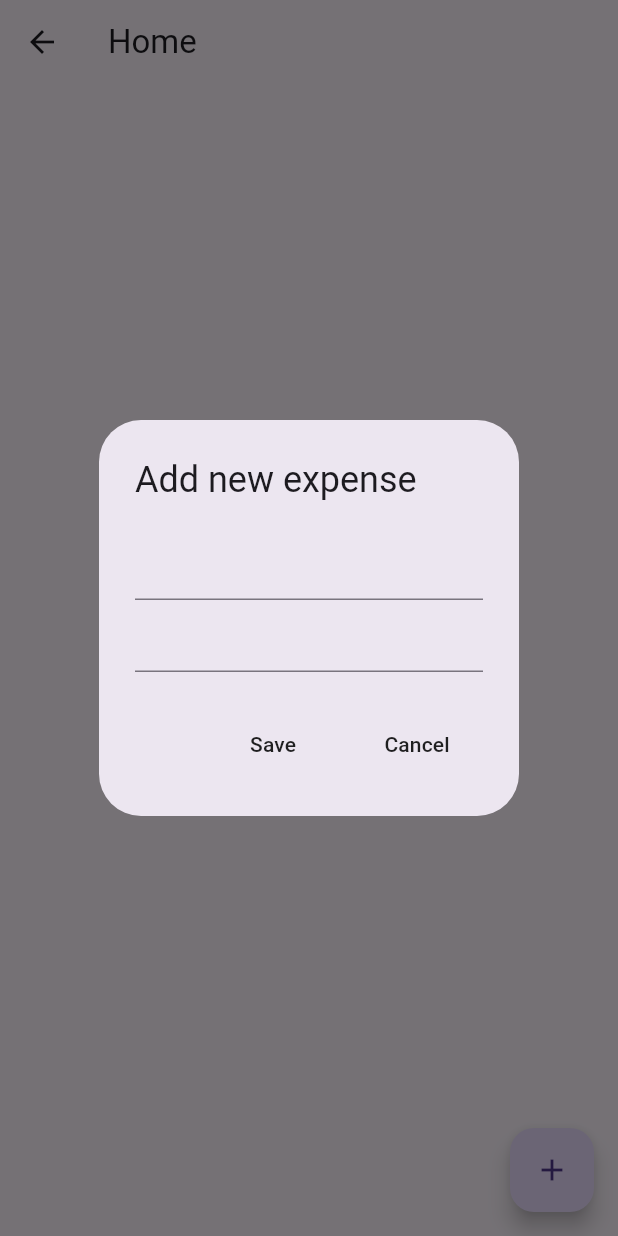
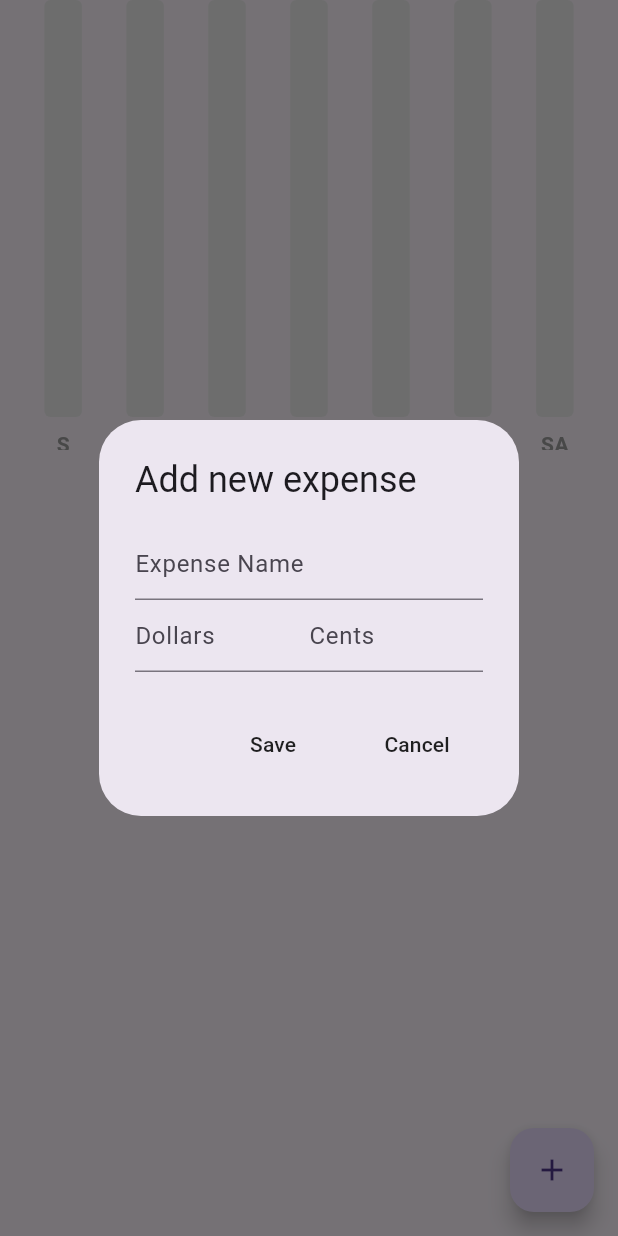
Before and after one commit to Dianagit168/Personal-Expense-Tracker-App, a Flutter app: the HomePage screen opened by its route, after a tap on the "add" icon, on a phone screen of 412 x 824 dp. Run offline on Flutter 3.47's test engine with Material 3 defaults, Android fonts, the phone set to English and light mode, and no system bars; drawn by our look-alikes of fl_chart.

Commit message:
feat(UI): Implement Chart

```diff
--- /dev/null
+++ b/lib/bar graph/bar_data.dart
@@ -0,0 +1,35 @@
+import 'package:personal_expense_tracker_app/bar%20graph/individual_bar.dart';
+
+class BarData {
+  final double sunAmount;
+  final double monAmount;
+  final double tueAmount;
+  final double wedAmount;
+  final double thurAmount;
+  final double friAmount;
+  final double satAmount;
+
+  BarData({
+    required this.sunAmount,
+    required this.monAmount,
+    required this.tueAmount,
+    required this.wedAmount,
+    required this.thurAmount,
+    required this.friAmount,
+    required this.satAmount,
+  });
+  List<IndividualBar> barData = [];
+
+  // initialize bar data
+  void initializeBarData() {
+    barData = [
+      IndividualBar(x: 0, y: sunAmount),
+      IndividualBar(x: 1, y: monAmount),
+      IndividualBar(x: 2, y: tueAmount),
+      IndividualBar(x: 3, y: wedAmount),
+      IndividualBar(x: 4, y: thurAmount),
+      IndividualBar(x: 5, y: friAmount),
+      IndividualBar(x: 6, y: satAmount),
+    ];
+  }
+}
--- /dev/null
+++ b/lib/bar graph/bar_graph.dart
@@ -0,0 +1,119 @@
+import 'package:fl_chart/fl_chart.dart';
+import 'package:flutter/material.dart';
+import 'package:personal_expense_tracker_app/bar%20graph/bar_data.dart';
+
+class BarGraph extends StatelessWidget {
+  final double? maxY;
+  final double sunAmount;
+  final double monAmount;
+  final double tueAmount;
+  final double wedAmount;
+  final double thurAmount;
+  final double friAmount;
+  final double satAmount;
+  const BarGraph({
+    super.key,
+    required this.maxY,
+    required this.sunAmount,
+    required this.monAmount,
+    required this.tueAmount,
+    required this.wedAmount,
+    required this.thurAmount,
+    required this.friAmount,
+    required this.satAmount,
+  });
+
+  @override
+  Widget build(BuildContext context) {
+    BarData myBarData = BarData(
+      sunAmount: sunAmount,
+      monAmount: monAmount,
+      tueAmount: tueAmount,
+      wedAmount: wedAmount,
+      thurAmount: thurAmount,
+      friAmount: friAmount,
+      satAmount: satAmount,
+    );
+    myBarData.initializeBarData();
+
+    return BarChart(
+      BarChartData(
+        maxY: maxY,
+        minY: 0,
+        titlesData: FlTitlesData(
+          show: true,
+          topTitles: AxisTitles(sideTitles: SideTitles(showTitles: false)),
+          leftTitles: AxisTitles(sideTitles: SideTitles(showTitles: false)),
+          rightTitles: AxisTitles(sideTitles: SideTitles(showTitles: false)),
+          bottomTitles: AxisTitles(
+            sideTitles: SideTitles(
+              showTitles: true,
+              getTitlesWidget: getBottomTile,
+            ),
+          ),
+        ),
+        gridData: FlGridData(show: false),
+        borderData: FlBorderData(show: false),
+
+        barGroups:
+            myBarData.barData
+                .map(
+                  (data) => BarChartGroupData(
+                    x: data.x,
+                    barRods: [
+                      BarChartRodData(
+                        toY: data.y,
+                        color: Colors.blue,
+                        width: 25,
+                        borderRadius: BorderRadius.circular(4),
+                        backDrawRodData: BackgroundBarChartRodData(
+                          show: true,
+                          toY: maxY,
+                          color: Colors.grey[200],
+                        ),
+                      ),
+                    ],
+                  ),
+                )
+                .toList(),
+      ),
+    );
+  }
+}
+
+Widget getBottomTile(double value, TitleMeta meta) {
+  const style = TextStyle(
+    color: Colors.grey,
+    fontWeight: FontWeight.bold,
+    fontSize: 14,
+  );
+  Widget text;
+
+  switch (value.toInt()) {
+    case 0:
+      text = Text('S', style: style);
+      break;
+    case 1:
+      text = Text('M', style: style);
+      break;
+    case 2:
+      text = Text('TU', style: style);
+      break;
+    case 3:
+      text = Text('W', style: style);
+      break;
+    case 4:
+      text = Text('TH', style: style);
+      break;
+    case 5:
+      text = Text('F', style: style);
+      break;
+    case 6:
+      text = Text('SA', style: style);
+      break;
+    default:
+      text = Text('', style: style);
+      break;
+  }
+  return SideTitleWidget(meta: meta, child: text);
+}
--- /dev/null
+++ b/lib/bar graph/individual_bar.dart
@@ -0,0 +1,6 @@
+class IndividualBar {
+  final int x;
+  final double y;
+
+  IndividualBar({required this.x, required this.y});
+}
--- /dev/null
+++ b/lib/components/expense_summary.dart
@@ -0,0 +1,42 @@
+import 'package:flutter/material.dart';
+import 'package:personal_expense_tracker_app/bar%20graph/bar_graph.dart';
+import 'package:personal_expense_tracker_app/datas/expanse_datas.dart';
+import 'package:personal_expense_tracker_app/datetime/date_time_helper.dart';
+import 'package:provider/provider.dart';
+
+class ExpenseSummary extends StatelessWidget {
+  final DateTime startOfWeek;
+  const ExpenseSummary({super.key, required this.startOfWeek});
+
+  @override
+  Widget build(BuildContext context) {
+    String sunDay = convertDateTimeToString(startOfWeek.add(Duration(days: 0)));
+    String monDay = convertDateTimeToString(startOfWeek.add(Duration(days: 1)));
+    String tueDay = convertDateTimeToString(startOfWeek.add(Duration(days: 2)));
+    String wedDay = convertDateTimeToString(startOfWeek.add(Duration(days: 3)));
+    String thurDay = convertDateTimeToString(
+      startOfWeek.add(Duration(days: 4)),
+    );
+    String friDay = convertDateTimeToString(startOfWeek.add(Duration(days: 5)));
+    String satDay = convertDateTimeToString(startOfWeek.add(Duration(days: 6)));
+
+    //=================================
+
+    return Consumer<ExpanseDatasProvider>(
+      builder:
+          (context, value, child) => SizedBox(
+            height: 300,
+            child: BarGraph(
+              maxY: 200,
+              sunAmount: value.calculateDailyExpenseSummary()[sunDay] ?? 0,
+              monAmount: value.calculateDailyExpenseSummary()[monDay] ?? 0,
+              tueAmount: value.calculateDailyExpenseSummary()[tueDay] ?? 0,
+              wedAmount: value.calculateDailyExpenseSummary()[wedDay] ?? 0,
+              thurAmount: value.calculateDailyExpenseSummary()[thurDay] ?? 0,
+              friAmount: value.calculateDailyExpenseSummary()[friDay] ?? 0,
+              satAmount: value.calculateDailyExpenseSummary()[satDay] ?? 0,
+            ),
+          ),
+    );
+  }
+}
--- a/lib/pages/home_page.dart
+++ b/lib/pages/home_page.dart
@@ -1,4 +1,5 @@
 import 'package:flutter/material.dart';
+import 'package:personal_expense_tracker_app/components/expense_summary.dart';
 import 'package:personal_expense_tracker_app/components/expense_tile.dart';
 import 'package:personal_expense_tracker_app/datas/expanse_datas.dart';
 import 'package:personal_expense_tracker_app/models/expense_items.dart';
@@ -10,18 +11,23 @@
   @override
   Widget build(BuildContext context) {
     final newExpNameController = TextEditingController();
-    final newExpAmountController = TextEditingController();
+    final newExpDollarController = TextEditingController();
+    final newExpCentController = TextEditingController();
     //
     void clear() {
-      newExpAmountController.clear();
+      newExpDollarController.clear();
       newExpNameController.clear();
+      newExpCentController.clear();
     }
 
     // save
     void save() {
+      String amount =
+          '${newExpDollarController.text}.${newExpCentController.text}';
+
       ExpenseItemsModel newExpense = ExpenseItemsModel(
         name: newExpNameController.text,
-        amount: newExpAmountController.text,
+        amount: amount,
         dateTime: DateTime.now(),
       );
       context.read<ExpanseDatasProvider>().addNewExpense(newExpense);
@@ -49,8 +55,27 @@
               content: Column(
                 mainAxisSize: MainAxisSize.min,
                 children: [
-                  TextField(controller: newExpNameController),
-                  TextField(controller: newExpAmountController),
+                  TextField(
+                    controller: newExpNameController,
+                    decoration: InputDecoration(hintText: 'Expense Name'),
+                  ),
+                  Row(
+                    children: [
+                      Expanded(
+                        child: TextField(
+                          controller: newExpDollarController,
+                          decoration: InputDecoration(hintText: 'Dollars'),
+                        ),
+                      ),
+
+                      Expanded(
+                        child: TextField(
+                          controller: newExpCentController,
+                          decoration: InputDecoration(hintText: 'Cents'),
+                        ),
+                      ),
+                    ],
+                  ),
                 ],
               ),
               actions: [
@@ -68,12 +93,18 @@
         Widget? child,
       ) {
         return Scaffold(
-          appBar: AppBar(title: Text('Home')),
           floatingActionButton: FloatingActionButton(
             onPressed: addNewexpense,
             child: Icon(Icons.add),
           ),
-          body: ListView.builder(
+          body: ListView(
+            children: [
+              ExpenseSummary(startOfWeek: value.startOfWeekDate()),
+
+              //=======================================
+              ListView.builder(
+                shrinkWrap: true,
+                physics: NeverScrollableScrollPhysics(),
                 itemCount: value.getAllExpenseLists().length,
                 itemBuilder: (context, index) {
                   return ExpenseTile(
@@ -81,16 +112,9 @@
                     amount: value.getAllExpenseLists()[index].amount,
                     dateTime: value.getAllExpenseLists()[index].dateTime,
                   );
-              // return ListTile
-              //   title: Text(value.getAllExpenseLists()[index].name!),
-              //   subtitle: Text(
-              //     value.getAllExpenseLists()[index].dateTime.toString(),
-              //   ),
-              //   trailing: Text(
-              //     '\$${value.getAllExpenseLists()[index].amount!}',
-              //   ),
-              // );
                 },
+              ),
+            ],
           ),
         );
       },
--- a/pubspec.yaml
+++ b/pubspec.yaml
@@ -35,6 +35,7 @@
   # Use with the CupertinoIcons class for iOS style icons.
   cupertino_icons: ^1.0.8
   provider: ^6.1.4
+  fl_chart: ^0.70.2
 
 dev_dependencies:
   flutter_test:
```
Also changed, not shown: pubspec.lock. Lines whose indentation alone changed are shown as unchanged.
